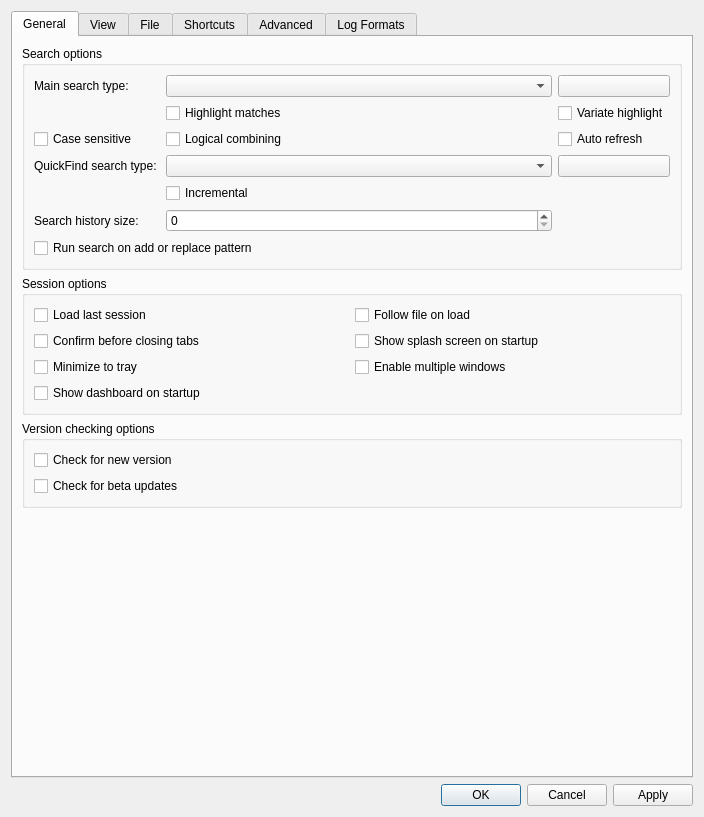
64x-lunicorn/LogSquirl, file src/ui/include/optionsdialog.ui: the form before one commit.
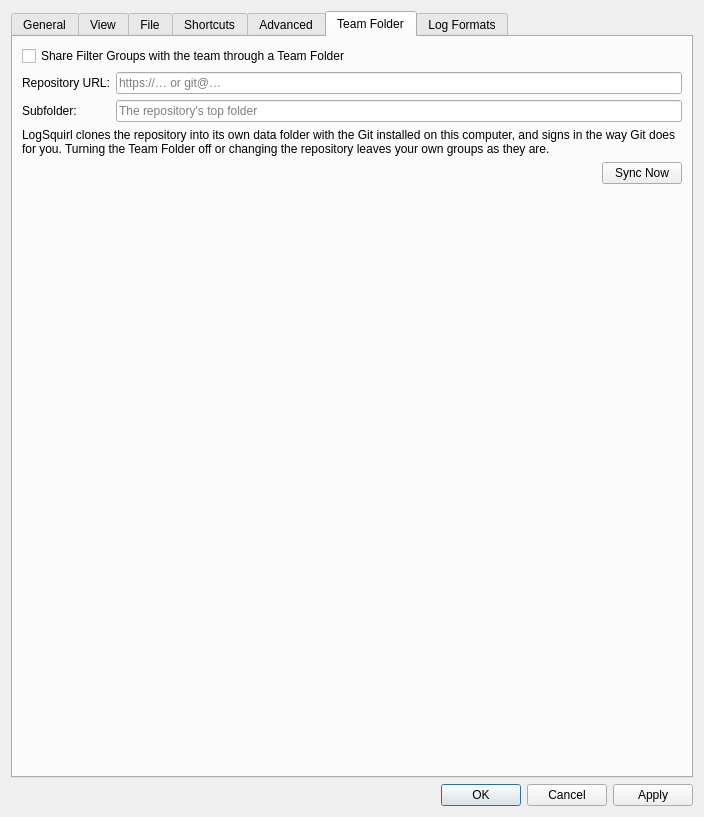
The form after the commit. The open tabs and pages were chosen to show the change.

Commit message: Batch: tickets 431–474 (formats, time, groups, Team Folder, CI, docs) (#476)

Patch:
```diff
--- a/src/ui/include/optionsdialog.ui
+++ b/src/ui/include/optionsdialog.ui
@@ -1042,6 +1042,108 @@
        </item>
       </layout>
      </widget>
+     <widget class="QWidget" name="teamFolderTab">
+      <attribute name="title">
+       <string>Team Folder</string>
+      </attribute>
+      <layout class="QVBoxLayout" name="teamFolderLayout">
+       <item>
+        <widget class="QCheckBox" name="teamFolderCheckBox">
+         <property name="text">
+          <string>Share Filter Groups with the team through a Team Folder</string>
+         </property>
+        </widget>
+       </item>
+       <item>
+        <layout class="QFormLayout" name="teamFolderFormLayout">
+         <item row="0" column="0">
+          <widget class="QLabel" name="teamFolderUrlLabel">
+           <property name="text">
+            <string>Repository URL:</string>
+           </property>
+           <property name="buddy">
+            <cstring>teamFolderUrlEdit</cstring>
+           </property>
+          </widget>
+         </item>
+         <item row="0" column="1">
+          <widget class="QLineEdit" name="teamFolderUrlEdit">
+           <property name="placeholderText">
+            <string>https://… or git@…</string>
+           </property>
+          </widget>
+         </item>
+         <item row="1" column="0">
+          <widget class="QLabel" name="teamFolderSubfolderLabel">
+           <property name="text">
+            <string>Subfolder:</string>
+           </property>
+           <property name="buddy">
+            <cstring>teamFolderSubfolderEdit</cstring>
+           </property>
+          </widget>
+         </item>
+         <item row="1" column="1">
+          <widget class="QLineEdit" name="teamFolderSubfolderEdit">
+           <property name="placeholderText">
+            <string>The repository's top folder</string>
+           </property>
+          </widget>
+         </item>
+        </layout>
+       </item>
+       <item>
+        <widget class="QLabel" name="teamFolderNoteLabel">
+         <property name="text">
+          <string>LogSquirl clones the repository into its own data folder with the Git installed on this computer, and signs in the way Git does for you. Turning the Team Folder off or changing the repository leaves your own groups as they are.</string>
+         </property>
+         <property name="wordWrap">
+          <bool>true</bool>
+         </property>
+        </widget>
+       </item>
+       <item>
+        <layout class="QHBoxLayout" name="teamFolderStatusLayout">
+         <item>
+          <widget class="QLabel" name="teamFolderStatusLabel">
+           <property name="sizePolicy">
+            <sizepolicy hsizetype="Expanding" vsizetype="Preferred">
+             <horstretch>1</horstretch>
+             <verstretch>0</verstretch>
+            </sizepolicy>
+           </property>
+           <property name="wordWrap">
+            <bool>true</bool>
+           </property>
+           <property name="textInteractionFlags">
+            <set>Qt::TextSelectableByMouse</set>
+           </property>
+          </widget>
+         </item>
+         <item>
+          <widget class="QPushButton" name="teamFolderSyncButton">
+           <property name="text">
+            <string>Sync Now</string>
+           </property>
+          </widget>
+         </item>
+        </layout>
+       </item>
+       <item>
+        <spacer name="teamFolderVerticalSpacer">
+         <property name="orientation">
+          <enum>Qt::Vertical</enum>
+         </property>
+         <property name="sizeHint" stdset="0">
+          <size>
+           <width>20</width>
+           <height>20</height>
+          </size>
+         </property>
+        </spacer>
+       </item>
+      </layout>
+     </widget>
      <widget class="QWidget" name="logFormatsTab">
       <attribute name="title">
        <string>Log Formats</string>
```
The commit also changes 331 other files.
